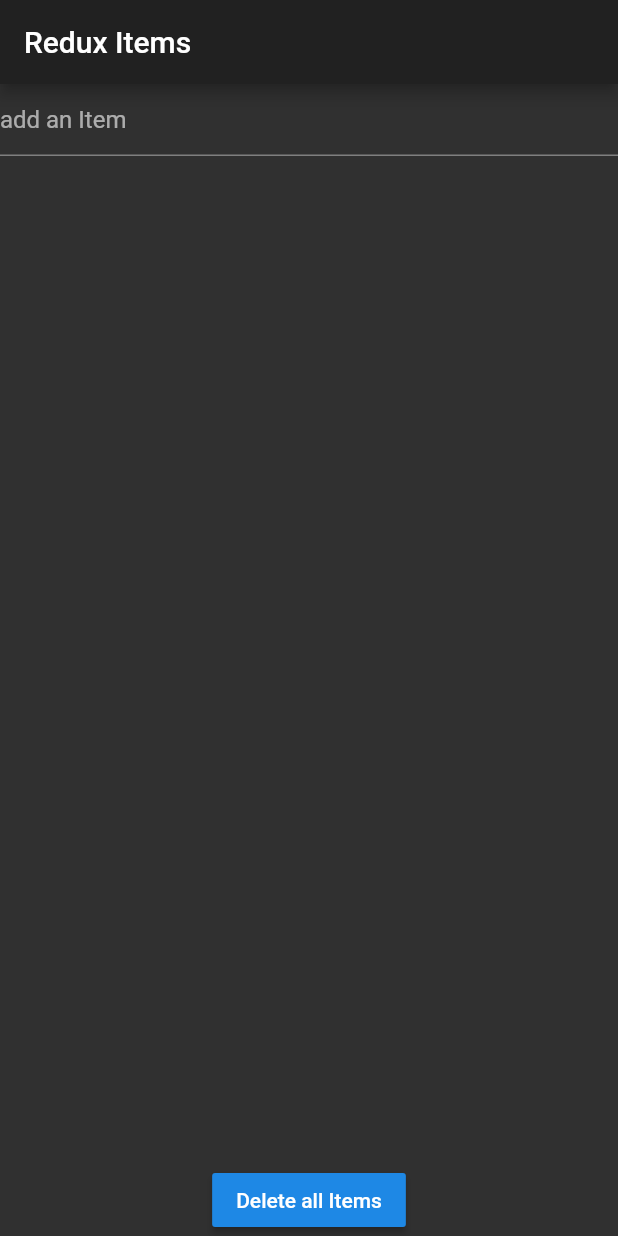
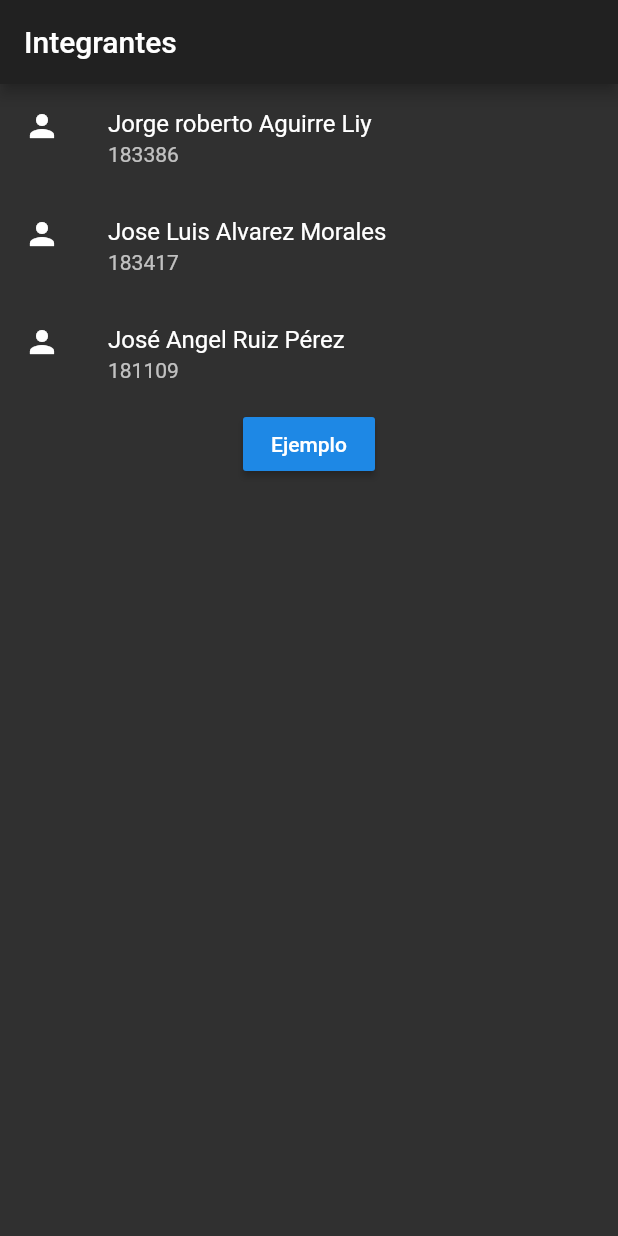
Before and after one commit to FireSoul512/redux_ejemplo, a Flutter app: the screen it shows after launch, on a phone screen of 412 x 824 dp. Run offline on Flutter 3.47's test engine with Material 2 defaults, Android fonts, the phone set to English and light mode, and no system bars; our stand-ins replace flutter_redux, redux.

Commit message:
Integrantes
Se agrego a los integrantes del equipo

```diff
--- a/lib/main.dart
+++ b/lib/main.dart
@@ -1,109 +1,59 @@
 import 'package:flutter/material.dart';
-import 'package:flutter_redux/flutter_redux.dart';
-import 'package:redux/redux.dart';
 import 'package:redux_ejemplo/src/page1.dart';
 
-// One simple action: Increment
-enum Actions { Increment }
-
-// The reducer, which takes the previous count and increments it in response
-// to an Increment action.
-int counterReducer(int state, dynamic action) {
-  if (action == Actions.Increment) {
-    return state + 1;
-  }
-
-  return state;
-}
-
 void main() {
-  // Create your store as a final variable in the main function or inside a
-  // State object. This works better with Hot Reload than creating it directly
-  // in the `build` function.
-  final store = Store<int>(counterReducer, initialState: 0);
-
   runApp(FlutterReduxApp(
     title: 'Flutter Redux Demo',
-    store: store,
   ));
 }
 
 class FlutterReduxApp extends StatelessWidget {
-  final Store<int> store;
   final String title;
 
-  FlutterReduxApp({required this.store, required this.title}) ;
+  FlutterReduxApp({required this.title}) ;
 
   @override
   Widget build(BuildContext context) {
-    // The StoreProvider should wrap your MaterialApp or WidgetsApp. This will
-    // ensure all routes have access to the store.
-    return StoreProvider<int>(
-      // Pass the store to the StoreProvider. Any ancestor `StoreConnector`
-      // Widgets will find and use this value as the `Store`.
-      store: store,
-      child: MaterialApp(
-        theme: ThemeData.dark(),
-        title: title,
-        home: Page1()
-        /*
-        home: Scaffold(
-          appBar: AppBar(
-            title: Text(title),
-          ),
-          body: Center(
-            child: Column(
-              mainAxisAlignment: MainAxisAlignment.center,
-              children: [
-                // Connect the Store to a Text Widget that renders the current
-                // count.
-                //
-                // We'll wrap the Text Widget in a `StoreConnector` Widget. The
-                // `StoreConnector` will find the `Store` from the nearest
-                // `StoreProvider` ancestor, convert it into a String of the
-                // latest count, and pass that String  to the `builder` function
-                // as the `count`.
-                //
-                // Every time the button is tapped, an action is dispatched and
-                // run through the reducer. After the reducer updates the state,
-                // the Widget will be automatically rebuilt with the latest
-                // count. No need to manually manage subscriptions or Streams!
-                StoreConnector<int, String>(
-                  converter: (store) => store.state.toString(),
-                  builder: (context, count) {
-                    return Text(
-                      'The button has been pushed this many times: $count',
-                      style: Theme.of(context).textTheme.display1,
-                    );
-                  },
-                )
-              ],
-            ),
-          ),
-          // Connect the Store to a FloatingActionButton. In this case, we'll
-          // use the Store to build a callback that will dispatch an Increment
-          // Action.
-          //
-          // Then, we'll pass this callback to the button's `onPressed` handler.
-          floatingActionButton: StoreConnector<int, VoidCallback>(
-            converter: (store) {
-              // Return a `VoidCallback`, which is a fancy name for a function
-              // with no parameters and no return value.
-              // It only dispatches an Increment action.
-              return () => store.dispatch(Actions.Increment);
-            },
-            builder: (context, callback) {
-              return FloatingActionButton(
-                // Attach the `callback` to the `onPressed` attribute
-                onPressed: callback,
-                tooltip: 'Increment',
-                child: Icon(Icons.add),
-              );
+    return MaterialApp(
+      title: title,
+      home: Inicio(),
+      theme: ThemeData.dark(),
+    );
+  }
+}
+
+class Inicio extends StatelessWidget {
+  const Inicio({ Key? key }) : super(key: key);
+
+  @override
+  Widget build(BuildContext context) {
+    return Scaffold(
+      appBar: AppBar(
+        title: Text('Integrantes'),
+      ),
+      body: Column(
+        children: <Widget>[
+          Integrantes('Jorge roberto Aguirre Liy', '183386'),
+          Integrantes('Jose Luis Alvarez Morales', '183417'),
+          Integrantes('José Angel Ruiz Pérez', '181109'),
+          RaisedButton(
+            child: Text('Ejemplo'),
+            onPressed: (){
+              Navigator.of(context).push(MaterialPageRoute(
+                builder: (context) => Page1(),
+              ));
             },
           ),
-        ),
-        */
+        ],
       ),
     );
   }
+
+  ListTile Integrantes(String nombre, String matricula){
+    return ListTile(
+      title: Text(nombre),
+      subtitle: Text(matricula),
+      leading: Icon(Icons.person),
+    );
+  }
 }
--- a/lib/src/page1.dart
+++ b/lib/src/page1.dart
@@ -34,7 +34,7 @@ class MyHomePage extends StatelessWidget {
   Widget build(BuildContext context) {
     return Scaffold(
       appBar: AppBar(
-        title: Text('Redux Items'),
+        title: Text('Lista con redux'),
       ),
       body: StoreConnector<AppState, _ViewModel>(
         converter: (Store<AppState> store) => _ViewModel.create(store),
@@ -58,7 +58,7 @@ class RemoveItemsButton extends StatelessWidget {
   @override
   Widget build(BuildContext context) {
     return RaisedButton(
-      child: Text('Delete all Items'),
+      child: Text('Borrar todo'),
       onPressed: () => model.onRemoveItems(),
     );
   }
@@ -102,7 +102,7 @@ class _AddItemState extends State<AddItemWidget> {
     return TextField(
       controller: controller,
       decoration: InputDecoration(
-        hintText: 'add an Item',
+        hintText: 'Agregar texto',
       ),
       onSubmitted: (String s) {
         widget.model.onAddItem(s);
```
Also changed, not shown: 7 other files.
